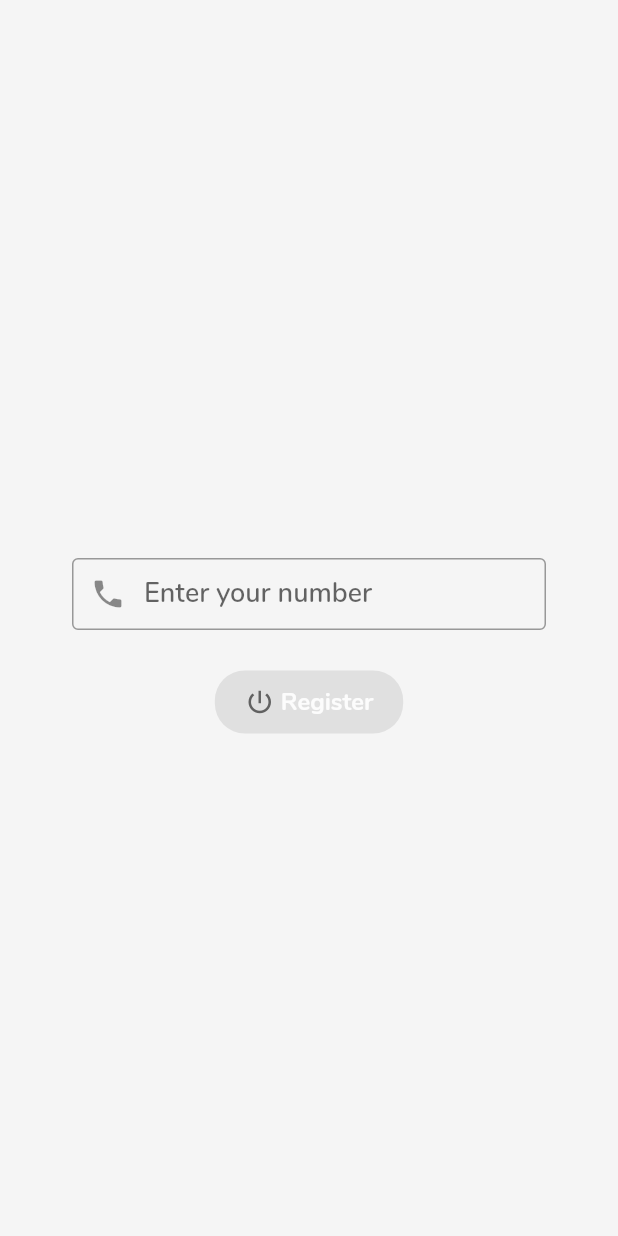
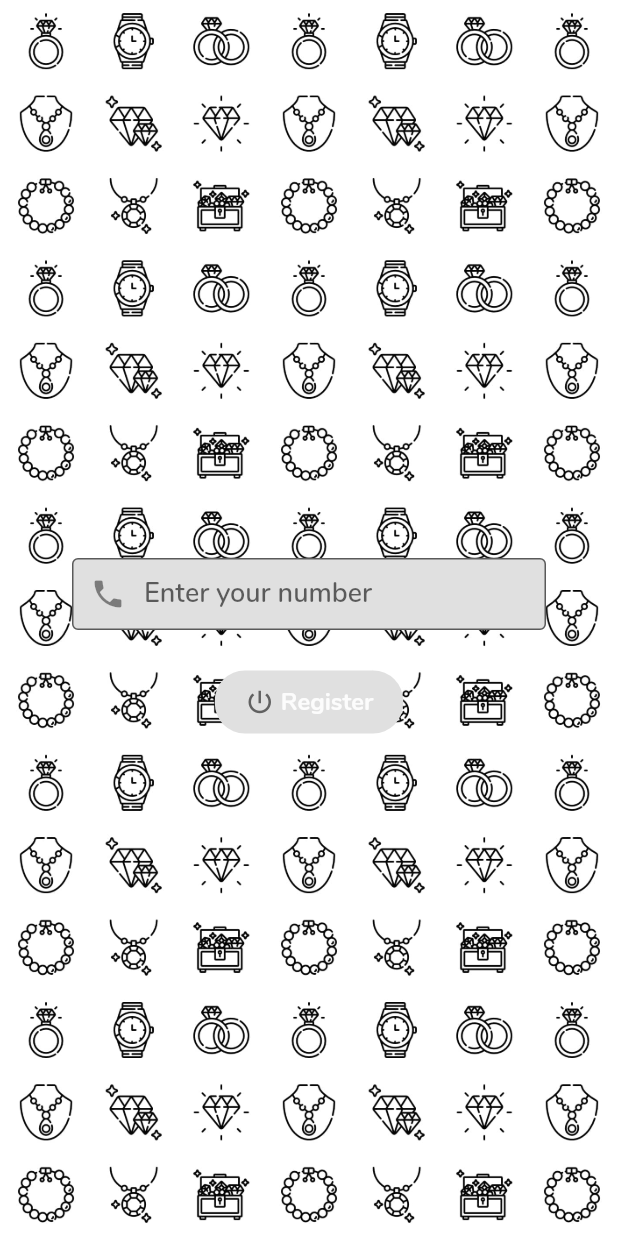
Before and after one commit to xsahil03x/jwelery_kart, a Flutter app: the screen it shows after launch, on a phone screen of 412 x 824 dp. Run offline on Flutter 3.47's test engine with Material 2 defaults, Android fonts, the phone set to English and light mode, and no system bars; our stand-ins replace cached_network_image, carousel_slider, firebase_auth, fluro, rxdart, shared_preferences and 1 more; missing offline and left inert: intro_views_flutter; accounts and stored records are empty; statements that could not run were skipped.

Commit message:
Add background image to registration screens plus minor change
Signed-off-by: Sahil Kumar <xdsahil@gmail.com>

```diff
--- a/lib/pages/productdetail/product_detail_screen.dart
+++ b/lib/pages/productdetail/product_detail_screen.dart
@@ -64,7 +64,6 @@ class RootApp extends StatelessWidget {
                                 style: TextStyle(
                                   fontSize: 24.0,
                                   fontWeight: FontWeight.w500,
-                                  color: Colors.blueGrey[700],
                                 ),
                                 maxLines: 1,
                                 overflow: TextOverflow.ellipsis,
@@ -88,7 +87,7 @@ class RootApp extends StatelessWidget {
                                   Text(
                                     '₹ ${snapshot.data.productBasePrice}',
                                     style: TextStyle(
-                                      fontSize: 20.0,
+                                      fontSize: 18.0,
                                       color: Colors.red,
                                       decoration: TextDecoration.lineThrough,
                                       fontWeight: FontWeight.w300,
@@ -107,7 +106,6 @@ class RootApp extends StatelessWidget {
                                 "(Inclusive of all Taxes)",
                                 style: TextStyle(
                                   fontWeight: FontWeight.w300,
-                                  color: Colors.blueGrey[700],
                                 ),
                               )
                             ],
@@ -131,7 +129,6 @@ class RootApp extends StatelessWidget {
                                 style: TextStyle(
                                   fontSize: 24.0,
                                   fontWeight: FontWeight.w500,
-                                  color: Colors.blueGrey[700],
                                 ),
                                 maxLines: 1,
                                 overflow: TextOverflow.ellipsis,
--- a/lib/pages/registration/registration_screen.dart
+++ b/lib/pages/registration/registration_screen.dart
@@ -1,3 +1,5 @@
+import 'dart:ui';
+
 import 'package:flutter/material.dart';
 import 'package:firebase_auth/firebase_auth.dart';
 import 'package:flutter/services.dart';
@@ -36,11 +38,24 @@ class RegistrationScreenState extends State<RegistrationScreen> {
     return new Scaffold(
       key: _scaffoldKey,
       backgroundColor: Colors.grey[100],
-      body: Center(
-        child: Theme(
+      body: Theme(
         data: Theme.of(context).copyWith(
           primaryColor: Colors.blueAccent,
         ),
+        child: Stack(
+          children: <Widget>[
+            Image.asset('assets/images/ic_background.jpeg',
+                fit: BoxFit.cover,
+                width: double.infinity,
+                height: double.infinity),
+//              BackdropFilter(
+//                filter: ImageFilter.blur(sigmaX: 3.0, sigmaY: 3.0),
+//                child: Container(
+//                  decoration:
+//                      BoxDecoration(color: Colors.white.withOpacity(0.0)),
+//                ),
+//              ),
+            Center(
               child: Container(
                 margin: const EdgeInsets.symmetric(horizontal: 48.0),
                 child: new Column(
@@ -59,6 +74,8 @@ class RegistrationScreenState extends State<RegistrationScreen> {
                   ],
                 ),
               ),
+            ),
+          ],
         ),
       ),
     );
@@ -152,6 +169,8 @@ class RegistrationScreenState extends State<RegistrationScreen> {
           keyboardType: TextInputType.phone,
           style: new TextStyle(color: Colors.black87, fontSize: 18.0),
           decoration: new InputDecoration(
+              fillColor: Colors.grey[300],
+              filled: true,
               border: OutlineInputBorder(),
               contentPadding: const EdgeInsets.all(2.0),
               prefixIcon: Padding(
@@ -239,6 +258,8 @@ class RegistrationScreenState extends State<RegistrationScreen> {
             keyboardType: TextInputType.phone,
             style: new TextStyle(color: Colors.black87, fontSize: 18.0),
             decoration: new InputDecoration(
+                fillColor: Colors.grey[300],
+                filled: true,
                 border: OutlineInputBorder(),
                 contentPadding: const EdgeInsets.all(2.0),
                 prefixIcon: Padding(
```
Lines whose indentation alone changed are shown as unchanged.
